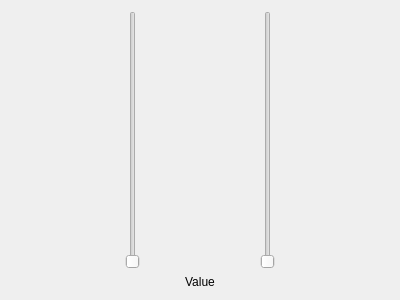
This is ui/view/slidervcomponent.ui in Ilya-Belyanov/QtSTM-Interfase as Qt 5 draws it before an edit. The edited form follows.
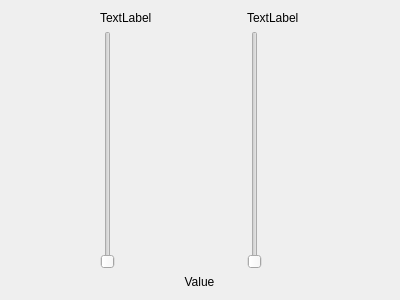
This is the edited form.

Commit message: Add speed values; add label values

What changed in the file:
```diff
--- a/ui/view/slidervcomponent.ui
+++ b/ui/view/slidervcomponent.ui
@@ -14,7 +14,7 @@
    <string>Form</string>
   </property>
   <layout class="QGridLayout" name="gridLayout">
-   <item row="0" column="1">
+   <item row="1" column="1">
     <widget class="QSlider" name="realValueSlider">
      <property name="enabled">
       <bool>false</bool>
@@ -24,14 +24,7 @@
      </property>
     </widget>
    </item>
-   <item row="0" column="0">
-    <widget class="QSlider" name="requestSlider">
-     <property name="orientation">
-      <enum>Qt::Vertical</enum>
-     </property>
-    </widget>
-   </item>
-   <item row="1" column="0" colspan="2">
+   <item row="2" column="0" colspan="2">
     <widget class="QLabel" name="label">
      <property name="text">
       <string>Value</string>
@@ -41,6 +34,27 @@
      </property>
     </widget>
    </item>
+   <item row="1" column="0">
+    <widget class="QSlider" name="requestSlider">
+     <property name="orientation">
+      <enum>Qt::Vertical</enum>
+     </property>
+    </widget>
+   </item>
+   <item row="0" column="0">
+    <widget class="QLabel" name="requestrLabel">
+     <property name="text">
+      <string>TextLabel</string>
+     </property>
+    </widget>
+   </item>
+   <item row="0" column="1">
+    <widget class="QLabel" name="realLabel">
+     <property name="text">
+      <string>TextLabel</string>
+     </property>
+    </widget>
+   </item>
   </layout>
  </widget>
  <resources/>
```
The commit also changes 3 other files.
